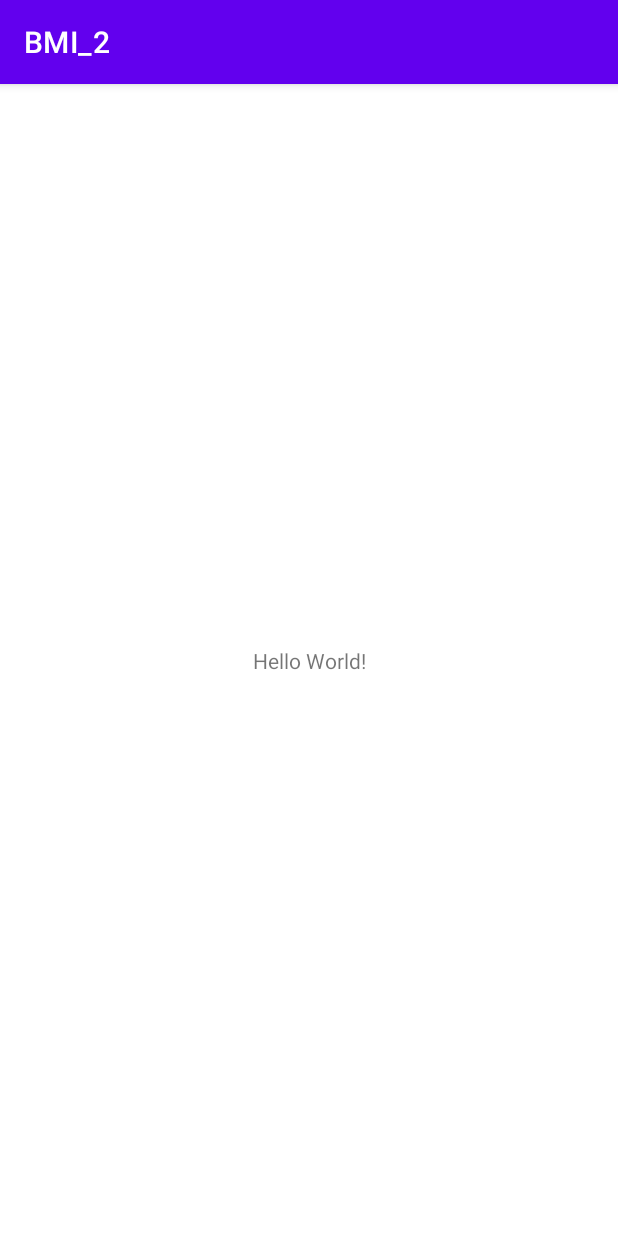
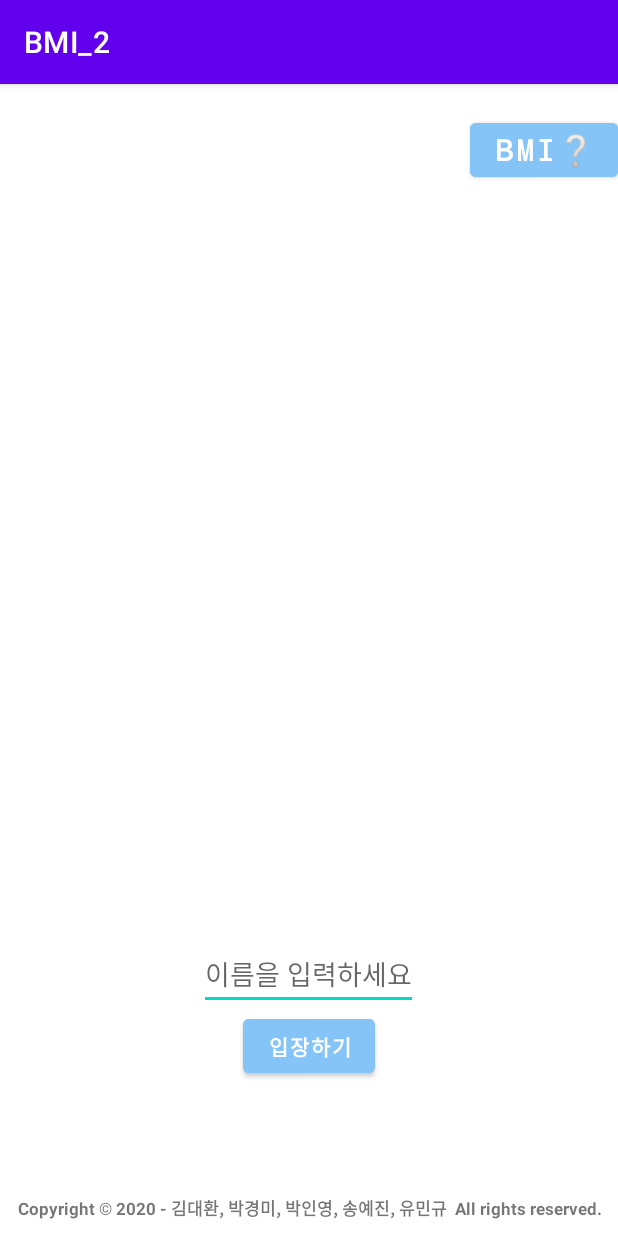
Before and after one commit to e994301s/BMI_Project, an Android app: the screen it shows after launch (MainActivity), on a phone screen of 412 x 824 dp. Run offline under Robolectric (Android 15) with nearby library versions, the phone set to English and light mode, and no system bars.

Commit message:
total_v1.1_kyeongmi

```diff
--- a/BMI_2/app/src/main/res/layout/activity_main.xml
+++ b/BMI_2/app/src/main/res/layout/activity_main.xml
@@ -1,18 +1,59 @@
 <?xml version="1.0" encoding="utf-8"?>
-<androidx.constraintlayout.widget.ConstraintLayout xmlns:android="http://schemas.android.com/apk/res/android"
+<LinearLayout xmlns:android="http://schemas.android.com/apk/res/android"
     xmlns:app="http://schemas.android.com/apk/res-auto"
     xmlns:tools="http://schemas.android.com/tools"
     android:layout_width="match_parent"
     android:layout_height="match_parent"
-    tools:context=".MainActivity">
+    tools:context=".MainActivity"
+    android:orientation="vertical">
+
+    <Button
+        android:layout_marginTop="20dp"
+        android:id="@+id/bmidetail"
+        android:layout_width="wrap_content"
+        android:layout_height="wrap_content"
+        android:layout_gravity="right"
+        android:backgroundTint="#85C4F6"
+        android:textStyle="bold"
+        android:typeface="monospace"
+        android:textColor="#ffffff"
+        android:text="BMI❔"
+        android:textSize="20dp" />
+
+    <ImageView
+        android:id="@+id/mainimg"
+        android:layout_width="match_parent"
+        android:layout_height="0px"
+        android:layout_weight="1"
+
+        />
+    <EditText
+        android:id="@+id/username"
+        android:layout_width="wrap_content"
+        android:layout_height="wrap_content"
+        android:hint="이름을 입력하세요"
+        android:layout_gravity="center"/>
+    <Button
+        android:id="@+id/enter_main"
+        android:layout_marginBottom="75dp"
+        android:layout_width="wrap_content"
+        android:layout_height="wrap_content"
+        android:layout_gravity="center"
+        android:backgroundTint="#85C4F6"
+        android:textStyle="bold"
+        android:typeface="monospace"
+        android:textColor="#FFFFFF"
+        android:text="입장하기" />
 
     <TextView
-        android:layout_width="wrap_content"
+        android:layout_width="match_parent"
         android:layout_height="wrap_content"
-        android:text="Hello World!"
-        app:layout_constraintBottom_toBottomOf="parent"
-        app:layout_constraintLeft_toLeftOf="parent"
-        app:layout_constraintRight_toRightOf="parent"
-        app:layout_constraintTop_toTopOf="parent" />
+        android:text="Copyright © 2020 - 김대환, 박경미, 박인영, 송예진, 유민규  All rights reserved."
+        android:textSize="11dp"
+        android:gravity="center"
+        android:layout_marginBottom="10dp"
+        android:textStyle="bold"
+        />
 
-</androidx.constraintlayout.widget.ConstraintLayout>
+
+</LinearLayout>
```
